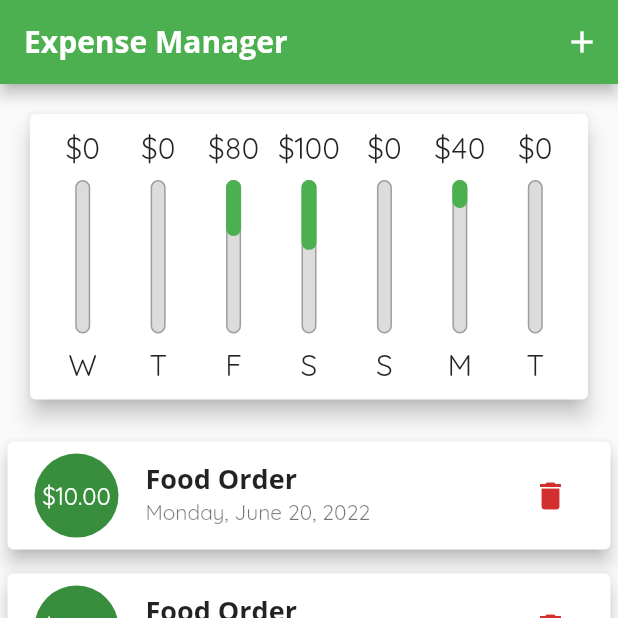
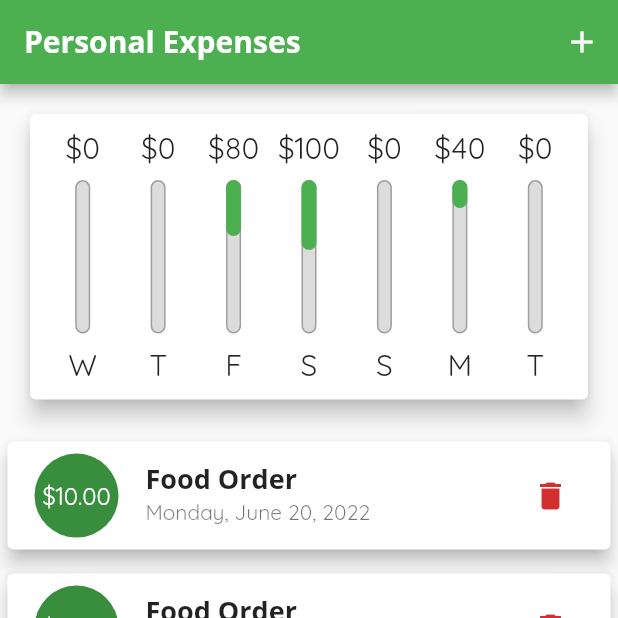
Before and after one commit to codeFaheem/flutter_expense_tracker, a Flutter app: the screen it shows after launch, on a phone screen of 412 x 824 dp, the top half of it. Run offline on Flutter 3.47's test engine with Material 2 defaults, Android fonts, the phone set to English and light mode, and no system bars; missing offline and left inert: dart:ffi.

```diff
--- a/lib/main.dart
+++ b/lib/main.dart
@@ -1,6 +1,8 @@
 // ignore_for_file: prefer_const_literals_to_create_immutables, prefer_const_constructors, prefer_const_constructors_in_immutables
+import 'dart:io';
 
 import 'package:flutter/material.dart';
+import 'package:flutter/cupertino.dart';
 import 'package:flutter/services.dart';
 
 import './models/transaction.dart';
@@ -172,34 +174,12 @@ class _MyHomePageState extends State<MyHomePage> {
     });
   }
 
-  @override
-  Widget build(context) {
-    final MediaQueryData mediaQuery = MediaQuery.of(context);
-    final bool _isLandscape = mediaQuery.orientation == Orientation.landscape;
-
-    PreferredSizeWidget appBar = AppBar(
-      title: const Text('Expense Manager'),
-      actions: [
-        IconButton(
-          icon: Icon(Icons.add),
-          onPressed: () => _startAddNewTransaction(context),
-        )
-      ],
-    );
-    final txListWidget = SizedBox(
-      height: (mediaQuery.size.height -
-              appBar.preferredSize.height -
-              mediaQuery.padding.top) *
-          (_isLandscape ? 0.9 : 0.7),
-      child: TransactionList(_transactions, _deleteTransaction),
-    );
-
-    return Scaffold(
-      appBar: appBar,
-      body: SingleChildScrollView(
-        child: Column(
-          children: <Widget>[
-            if (_isLandscape)
+  List<Widget> _buildLandscapeContent(
+    MediaQueryData mediaQuery,
+    AppBar appBar,
+    Widget txListWidget,
+  ) {
+    return [
       SizedBox(
         height: (mediaQuery.size.height -
                 appBar.preferredSize.height -
@@ -219,16 +199,6 @@ class _MyHomePageState extends State<MyHomePage> {
           ],
         ),
       ),
-            if (!_isLandscape)
-              SizedBox(
-                height: (mediaQuery.size.height -
-                        appBar.preferredSize.height -
-                        mediaQuery.padding.top) *
-                    0.3,
-                child: Chart(_recentTransactions),
-              ),
-            if (!_isLandscape) txListWidget,
-            if (_isLandscape)
       _showChart
           ? SizedBox(
               height: (mediaQuery.size.height -
@@ -238,6 +208,100 @@ class _MyHomePageState extends State<MyHomePage> {
               child: Chart(_recentTransactions),
             )
           : txListWidget,
+    ];
+  }
+
+  List<Widget> _buildPortraitContent(
+    MediaQueryData mediaQuery,
+    AppBar appBar,
+    Widget txListWidget,
+  ) {
+    return [
+      SizedBox(
+        height: (mediaQuery.size.height -
+                appBar.preferredSize.height -
+                mediaQuery.padding.top) *
+            0.3,
+        child: Chart(_recentTransactions),
+      ),
+      txListWidget,
+    ];
+  }
+
+  PreferredSizeWidget _buildIosAppBar() {
+    return CupertinoNavigationBar(
+      middle: Text(
+        'Personal Expenses',
+      ),
+      trailing: Row(
+        mainAxisSize: MainAxisSize.min,
+        children: <Widget>[
+          GestureDetector(
+            child: Icon(CupertinoIcons.add),
+            onTap: () => _startAddNewTransaction(context),
+          ),
+        ],
+      ),
+    );
+  }
+
+  PreferredSizeWidget _buildAndroidAppBar() {
+    return AppBar(
+      title: Text(
+        'Personal Expenses',
+      ),
+      actions: <Widget>[
+        IconButton(
+          icon: Icon(Icons.add),
+          onPressed: () => _startAddNewTransaction(context),
+        ),
+      ],
+    );
+  }
+
+  @override
+  Widget build(context) {
+    final MediaQueryData mediaQuery = MediaQuery.of(context);
+    final bool _isLandscape = mediaQuery.orientation == Orientation.landscape;
+
+    final PreferredSizeWidget appBar =
+        Platform.isIOS ? _buildIosAppBar() : _buildAndroidAppBar();
+
+    // final AppBar appBar = AppBar(
+    //   title: const Text('Expense Manager'),
+    //   actions: [
+    //     IconButton(
+    //       icon: Icon(Icons.add),
+    //       onPressed: () => _startAddNewTransaction(context),
+    //     )
+    //   ],
+    // );
+
+    final txListWidget = SizedBox(
+      height: (mediaQuery.size.height -
+              appBar.preferredSize.height -
+              mediaQuery.padding.top) *
+          (_isLandscape ? 0.9 : 0.7),
+      child: TransactionList(_transactions, _deleteTransaction),
+    );
+
+    return Scaffold(
+      appBar: appBar,
+      body: SingleChildScrollView(
+        child: Column(
+          children: <Widget>[
+            if (_isLandscape)
+              ..._buildLandscapeContent(
+                mediaQuery,
+                appBar as AppBar,
+                txListWidget,
+              ),
+            if (!_isLandscape)
+              ..._buildPortraitContent(
+                mediaQuery,
+                appBar as AppBar,
+                txListWidget,
+              ),
           ],
         ),
       ),
--- /dev/null
+++ b/lib/widgets/transaction_item.dart
@@ -0,0 +1,54 @@
+import 'package:flutter/material.dart';
+import 'package:intl/intl.dart';
+
+import '../models/transaction.dart';
+
+class TransactionItem extends StatelessWidget {
+  const TransactionItem({
+    Key? key,
+    required this.transaction,
+    required this.deleteTx,
+  }) : super(key: key);
+
+  final Transaction transaction;
+  final Function deleteTx;
+
+  @override
+  Widget build(BuildContext context) {
+    return Card(
+      elevation: 5,
+      margin: const EdgeInsets.symmetric(vertical: 8, horizontal: 5),
+      child: ListTile(
+        leading: CircleAvatar(
+          radius: 30,
+          child: Padding(
+            padding: const EdgeInsets.all(6.0),
+            child: FittedBox(
+              child: Text('\$${transaction.amount.toStringAsFixed(2)}'),
+            ),
+          ),
+        ),
+        title: Text(
+          transaction.title,
+          style: Theme.of(context).textTheme.headline6,
+        ),
+        subtitle: Text(
+          DateFormat.yMMMMEEEEd().format(transaction.date),
+        ),
+        trailing: MediaQuery.of(context).size.width > 700
+            ? TextButton.icon(
+                icon: const Icon(Icons.delete),
+                label: const Text("Delete"),
+                style:
+                    TextButton.styleFrom(primary: Theme.of(context).errorColor),
+                onPressed: () => deleteTx(transaction.id),
+              )
+            : IconButton(
+                icon: Icon(Icons.delete),
+                color: Theme.of(context).errorColor,
+                onPressed: () => deleteTx(transaction.id),
+              ),
+      ),
+    );
+  }
+}
--- a/lib/widgets/transaction_list.dart
+++ b/lib/widgets/transaction_list.dart
@@ -2,9 +2,8 @@
 
 import 'package:flutter/material.dart';
 
-import 'package:intl/intl.dart';
-
 import '../models/transaction.dart';
+import './transaction_item.dart';
 
 class TransactionList extends StatelessWidget {
   final List<Transaction> _transactions;
@@ -39,42 +38,8 @@ class TransactionList extends StatelessWidget {
           })
         : ListView.builder(
             itemBuilder: (ctx, index) {
-              return Card(
-                elevation: 5,
-                margin: EdgeInsets.symmetric(vertical: 8, horizontal: 5),
-                child: ListTile(
-                  leading: CircleAvatar(
-                    radius: 30,
-                    child: Padding(
-                      padding: const EdgeInsets.all(6.0),
-                      child: FittedBox(
-                        child: Text(
-                            '\$${_transactions[index].amount.toStringAsFixed(2)}'),
-                      ),
-                    ),
-                  ),
-                  title: Text(
-                    _transactions[index].title,
-                    style: Theme.of(context).textTheme.headline6,
-                  ),
-                  subtitle: Text(
-                    DateFormat.yMMMMEEEEd().format(_transactions[index].date),
-                  ),
-                  trailing: MediaQuery.of(context).size.width > 700
-                      ? TextButton.icon(
-                          icon: Icon(Icons.delete),
-                          label: Text("Delete"),
-                          style: TextButton.styleFrom(
-                              primary: Theme.of(context).errorColor),
-                          onPressed: () => _deleteTx(_transactions[index].id),
-                        )
-                      : IconButton(
-                          icon: Icon(Icons.delete),
-                          color: Theme.of(context).errorColor,
-                          onPressed: () => _deleteTx(_transactions[index].id),
-                        ),
-                ),
-              );
+              return TransactionItem(
+                  transaction: _transactions[index], deleteTx: _deleteTx);
             },
             itemCount: _transactions.length,
           );
```
Lines whose indentation alone changed are shown as unchanged.
